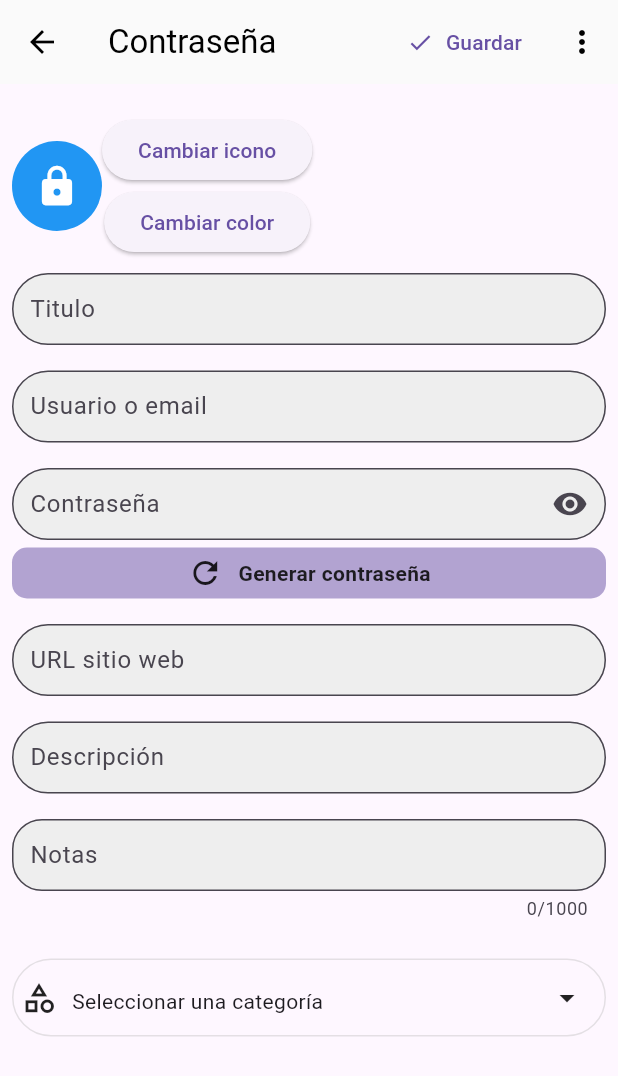
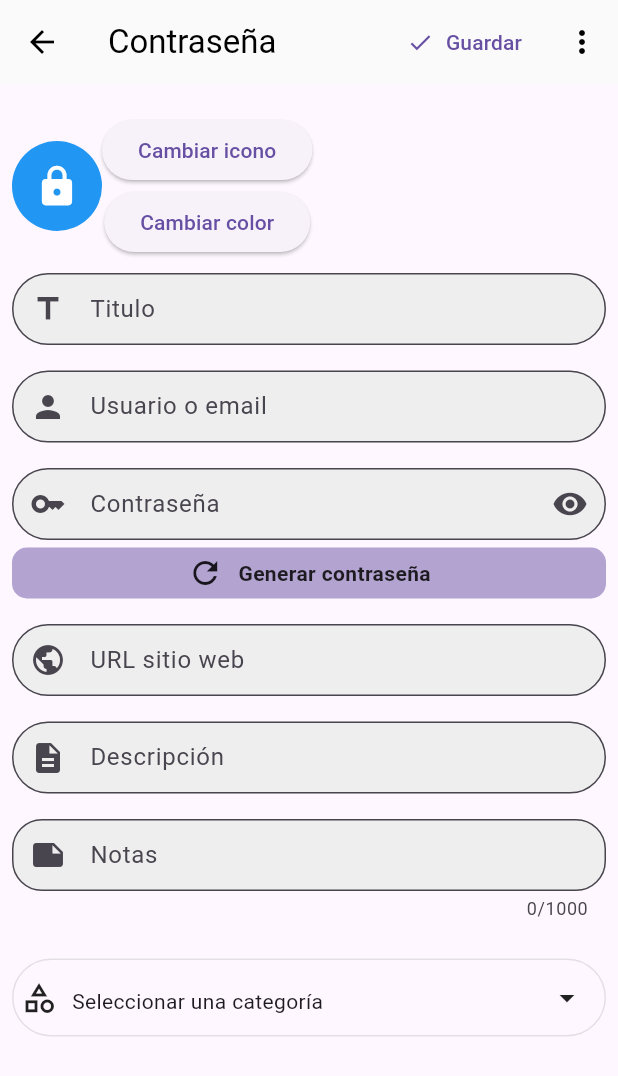
Before and after one commit to george2108/flutter-lubby, a Flutter app: the screen it shows after launch, after a tap on "Nueva contraseña", on a phone screen of 412 x 824 dp. Shown: the top 1076 px of the screen. Run offline on Flutter 3.47's test engine with Material 3 defaults, Android fonts, the phone set to English and light mode, and no system bars; our stand-ins replace awesome_notifications, bloc, connectivity_plus, dio, equatable, flutter_bloc and 10 more; missing offline and left inert: encrypt, flutter_quill, flutter_quill_extensions; accounts and stored records are empty.

Commit message:
feature: iconos para textfields

```diff
--- a/lib/src/features/passwords/presentation/views/password_view.dart
+++ b/lib/src/features/passwords/presentation/views/password_view.dart
@@ -1,3 +1,4 @@
+import 'package:flutter/cupertino.dart';
 import 'package:flutter/material.dart';
 import 'package:flutter_bloc/flutter_bloc.dart';
 
@@ -246,6 +247,7 @@ class _PasswordViewState extends State<PasswordView> {
               decoration: const InputDecoration(
                 hintText: 'Titulo de la contraseña',
                 labelText: 'Titulo',
+                prefixIcon: Icon(Icons.title),
               ),
               validator: (_) {
                 return titleController.text.trim().isNotEmpty
@@ -262,6 +264,7 @@ class _PasswordViewState extends State<PasswordView> {
               decoration: const InputDecoration(
                 labelText: 'Usuario o email',
                 hintText: "Usuario o email de la cuenta",
+                prefixIcon: Icon(Icons.person),
               ),
             ),
             const SizedBox(height: 17.0),
@@ -309,6 +312,7 @@ class _PasswordViewState extends State<PasswordView> {
                 counterText: '',
                 hintText: "URL del sitio web",
                 labelText: 'URL sitio web',
+                prefixIcon: Icon(Icons.public),
               ),
             ),
             const SizedBox(height: 17.0),
@@ -321,6 +325,7 @@ class _PasswordViewState extends State<PasswordView> {
                 counterText: '',
                 hintText: "Descipción de la contraseña",
                 labelText: 'Descripción',
+                prefixIcon: Icon(Icons.description),
               ),
             ),
             const SizedBox(height: 17.0),
@@ -337,6 +342,7 @@ class _PasswordViewState extends State<PasswordView> {
                 ),
                 hintText: "Agregue notas a su contraseña",
                 labelText: 'Notas',
+                prefixIcon: const Icon(Icons.note),
               ),
             ),
             const SizedBox(height: 25.0),
@@ -393,6 +399,7 @@ class _PasswordInputState extends State<_PasswordInput> {
         ),
         labelText: 'Contraseña',
         hintText: "Contraseña",
+        prefixIcon: const Icon(Icons.key),
       ),
       validator: (_) => widget.passwordController.text.trim().isNotEmpty
           ? null
--- a/lib/src/features/passwords/repositories/password_repository.dart
+++ b/lib/src/features/passwords/repositories/password_repository.dart
@@ -41,11 +41,6 @@ class PasswordRepository implements PasswordRepositoryAbstract {
   }
 
   @override
-  Future<List<PasswordEntity>> getPasswords() {
-    throw UnimplementedError();
-  }
-
-  @override
   Future<List<PasswordEntity>> getAllPasswords() async {
     final res = await DatabaseService().find(
       kPasswordsTable,
--- a/lib/src/features/passwords/repositories/password_repository_abstract.dart
+++ b/lib/src/features/passwords/repositories/password_repository_abstract.dart
@@ -1,8 +1,6 @@
 import '../entities/password_entity.dart';
 
 abstract class PasswordRepositoryAbstract {
-  Future<List<PasswordEntity>> getPasswords();
-
   Future<int> addNewPassword(PasswordEntity pass);
 
   Future<int> deletePassword(int id);
```
